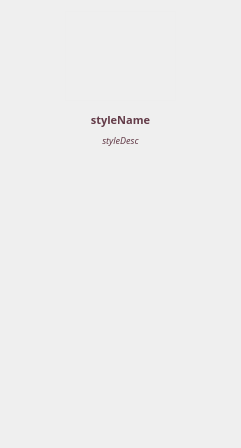
First picture: the form in kde/kaptan/ui/ui_scrStyleItem.ui, repository pars-linux/uludag, before the edit.
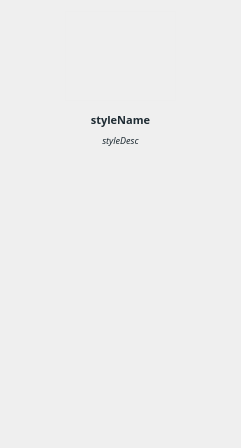
Second picture: the form after the edit. Icons and pictures are not drawn.

```diff
--- a/kde/kaptan/ui/ui_scrStyleItem.ui
+++ b/kde/kaptan/ui/ui_scrStyleItem.ui
@@ -20,7 +20,7 @@
    <string>Form</string>
   </property>
   <property name="styleSheet">
-   <string notr="true">color:#633b48;</string>
+   <string notr="true">color: rgb(30, 43, 51);</string>
   </property>
   <layout class="QVBoxLayout" name="verticalLayout">
    <item>
```
